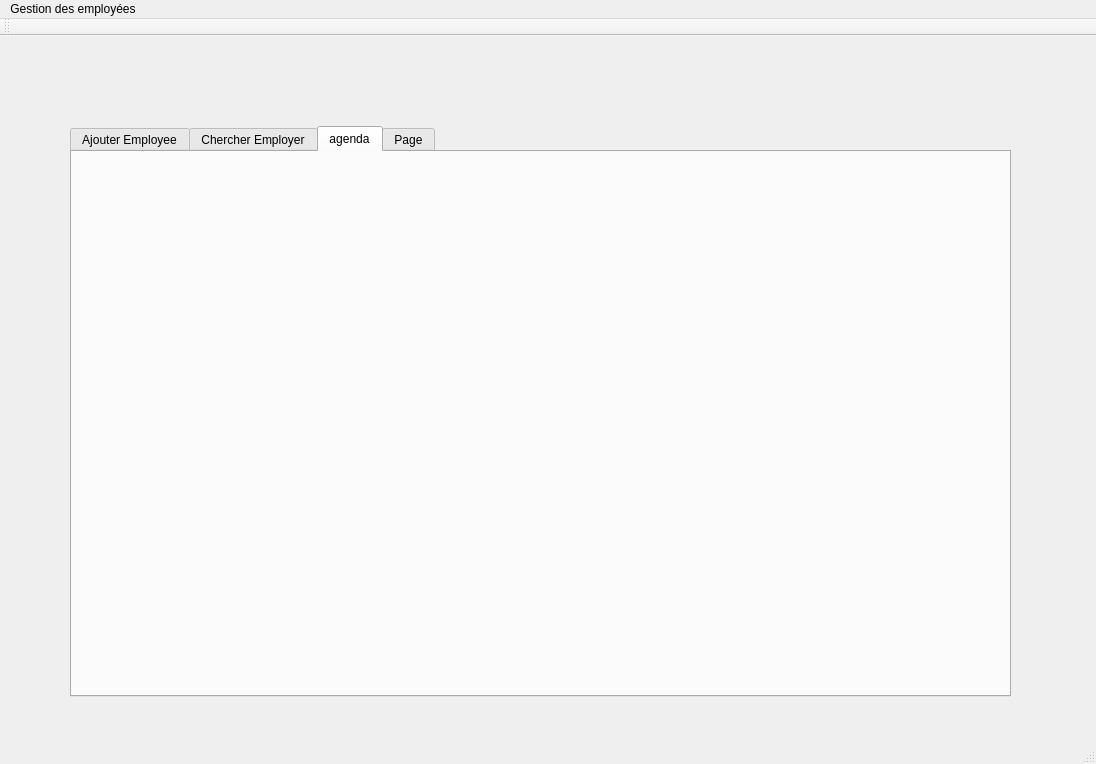
NadaLouhichi/Smart_Court_2A38, file Atelier_Connexion/mainwindow.ui: the form before one commit.
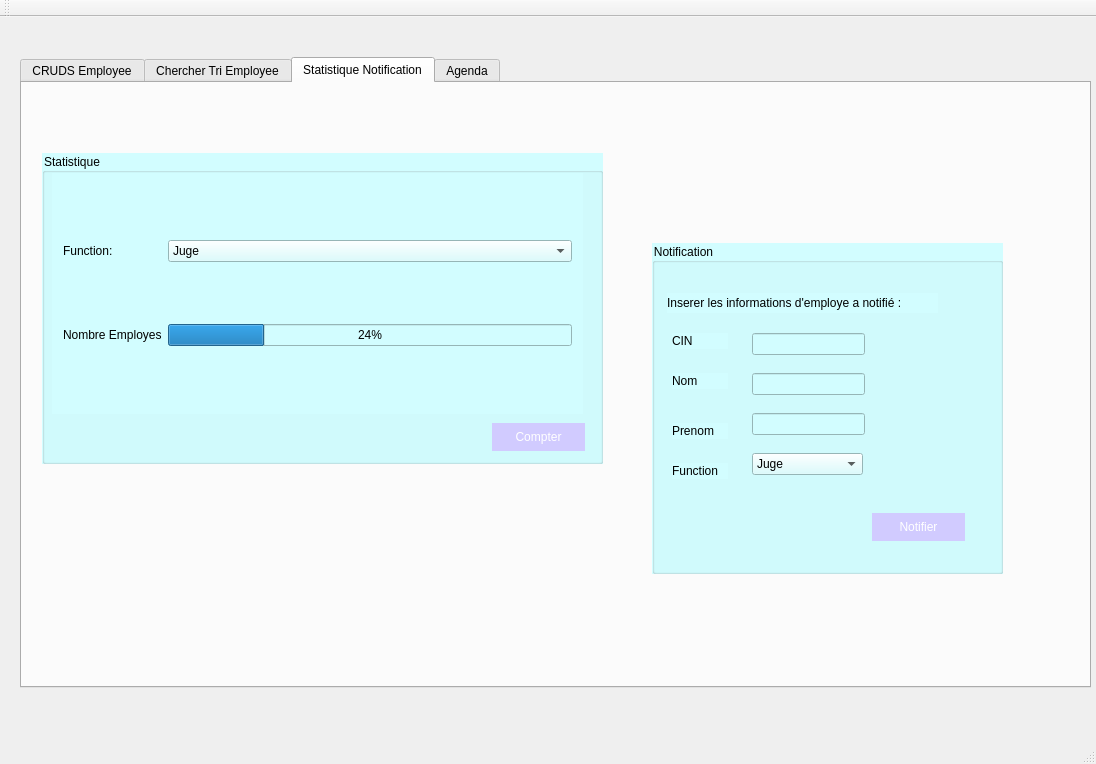
The form after the commit. The open tabs and pages were chosen to show the change.

Patch:
```diff
--- a/Atelier_Connexion/mainwindow.ui
+++ b/Atelier_Connexion/mainwindow.ui
@@ -17,10 +17,10 @@
    <widget class="QTabWidget" name="tab">
     <property name="geometry">
      <rect>
-      <x>70</x>
-      <y>90</y>
-      <width>941</width>
-      <height>571</height>
+      <x>20</x>
+      <y>40</y>
+      <width>1071</width>
+      <height>631</height>
      </rect>
     </property>
     <property name="currentIndex">
@@ -28,7 +28,7 @@
     </property>
     <widget class="QWidget" name="tab_cruds">
      <attribute name="title">
-      <string>Ajouter Employee</string>
+      <string>CRUDS Employee</string>
      </attribute>
      <widget class="QGroupBox" name="Ajoutmodification">
       <property name="geometry">
@@ -305,7 +305,7 @@
     </widget>
     <widget class="QWidget" name="tri">
      <attribute name="title">
-      <string>Chercher Employer</string>
+      <string>Chercher Tri Employee</string>
      </attribute>
      <widget class="QGroupBox" name="recherche_tri">
       <property name="geometry">
@@ -424,12 +424,308 @@
     </widget>
     <widget class="QWidget" name="tab_3">
      <attribute name="title">
-      <string>agenda</string>
+      <string>Statistique Notification</string>
      </attribute>
+     <widget class="QGroupBox" name="Statistique">
+      <property name="geometry">
+       <rect>
+        <x>20</x>
+        <y>70</y>
+        <width>561</width>
+        <height>311</height>
+       </rect>
+      </property>
+      <property name="styleSheet">
+       <string notr="true">background-color: rgb(210, 253, 255);</string>
+      </property>
+      <property name="title">
+       <string>Statistique</string>
+      </property>
+      <widget class="QWidget" name="layoutWidget_2">
+       <property name="geometry">
+        <rect>
+         <x>10</x>
+         <y>20</y>
+         <width>531</width>
+         <height>241</height>
+        </rect>
+       </property>
+       <layout class="QGridLayout" name="gridLayout_9">
+        <item row="0" column="0">
+         <widget class="QLabel" name="function">
+          <property name="text">
+           <string>Function:</string>
+          </property>
+         </widget>
+        </item>
+        <item row="0" column="1">
+         <widget class="QComboBox" name="comboBoxStat">
+          <item>
+           <property name="text">
+            <string>Juge</string>
+           </property>
+          </item>
+          <item>
+           <property name="text">
+            <string>Avocat</string>
+           </property>
+          </item>
+          <item>
+           <property name="text">
+            <string>Conseiller</string>
+           </property>
+          </item>
+          <item>
+           <property name="text">
+            <string>Responsable ressource humaines</string>
+           </property>
+          </item>
+          <item>
+           <property name="text">
+            <string>Responsable des affaires juridiques</string>
+           </property>
+          </item>
+          <item>
+           <property name="text">
+            <string>Responsable des salles</string>
+           </property>
+          </item>
+          <item>
+           <property name="text">
+            <string>Responsable d'archives </string>
+           </property>
+          </item>
+          <item>
+           <property name="text">
+            <string>Responsable des citoyens</string>
+           </property>
+          </item>
+         </widget>
+        </item>
+        <item row="1" column="0">
+         <widget class="QLabel" name="nombreEmploye">
+          <property name="text">
+           <string>Nombre Employes</string>
+          </property>
+         </widget>
+        </item>
+        <item row="1" column="1">
+         <widget class="QProgressBar" name="progressBar">
+          <property name="styleSheet">
+           <string notr="true">background-color: rgb(210, 253, 255);</string>
+          </property>
+          <property name="value">
+           <number>24</number>
+          </property>
+         </widget>
+        </item>
+       </layout>
+      </widget>
+      <widget class="QPushButton" name="pb_statistique2">
+       <property name="geometry">
+        <rect>
+         <x>450</x>
+         <y>270</y>
+         <width>93</width>
+         <height>28</height>
+        </rect>
+       </property>
+       <property name="styleSheet">
+        <string notr="true">background-color: rgb(209, 203, 255);
+font: 8pt &quot;Microsoft JhengHei UI&quot;;
+color: rgb(255, 255, 255);
+border-radius:15px;</string>
+       </property>
+       <property name="text">
+        <string>Compter</string>
+       </property>
+      </widget>
+     </widget>
+     <widget class="QGroupBox" name="Notification">
+      <property name="geometry">
+       <rect>
+        <x>630</x>
+        <y>160</y>
+        <width>351</width>
+        <height>331</height>
+       </rect>
+      </property>
+      <property name="styleSheet">
+       <string notr="true">background-color: rgb(210, 253, 255);
+</string>
+      </property>
+      <property name="title">
+       <string>Notification</string>
+      </property>
+      <widget class="QLineEdit" name="lineEdit_Nom_Notif">
+       <property name="geometry">
+        <rect>
+         <x>100</x>
+         <y>130</y>
+         <width>113</width>
+         <height>22</height>
+        </rect>
+       </property>
+      </widget>
+      <widget class="QLineEdit" name="lineEdit_Prenom_Notif">
+       <property name="geometry">
+        <rect>
+         <x>100</x>
+         <y>170</y>
+         <width>113</width>
+         <height>22</height>
+        </rect>
+       </property>
+      </widget>
+      <widget class="QLabel" name="label_9">
+       <property name="geometry">
+        <rect>
+         <x>20</x>
+         <y>90</y>
+         <width>56</width>
+         <height>16</height>
+        </rect>
+       </property>
+       <property name="text">
+        <string>CIN</string>
+       </property>
+      </widget>
+      <widget class="QLabel" name="label_10">
+       <property name="geometry">
+        <rect>
+         <x>20</x>
+         <y>130</y>
+         <width>56</width>
+         <height>16</height>
+        </rect>
+       </property>
+       <property name="text">
+        <string>Nom</string>
+       </property>
+      </widget>
+      <widget class="QLabel" name="label_11">
+       <property name="geometry">
+        <rect>
+         <x>20</x>
+         <y>180</y>
+         <width>56</width>
+         <height>16</height>
+        </rect>
+       </property>
+       <property name="text">
+        <string>Prenom</string>
+       </property>
+      </widget>
+      <widget class="QPushButton" name="pb_notifier_2">
+       <property name="geometry">
+        <rect>
+         <x>220</x>
+         <y>270</y>
+         <width>93</width>
+         <height>28</height>
+        </rect>
+       </property>
+       <property name="styleSheet">
+        <string notr="true">background-color: rgb(209, 203, 255);
+font: 8pt &quot;Microsoft JhengHei UI&quot;;
+color: rgb(255, 255, 255);
+border-radius:15px;</string>
+       </property>
+       <property name="text">
+        <string>Notifier</string>
+       </property>
+      </widget>
+      <widget class="QLabel" name="label_12">
+       <property name="geometry">
+        <rect>
+         <x>20</x>
+         <y>220</y>
+         <width>56</width>
+         <height>16</height>
+        </rect>
+       </property>
+       <property name="text">
+        <string>Function</string>
+       </property>
+      </widget>
+      <widget class="QLineEdit" name="lineEdit_CIN_Notif">
+       <property name="geometry">
+        <rect>
+         <x>100</x>
+         <y>90</y>
+         <width>113</width>
+         <height>22</height>
+        </rect>
+       </property>
+      </widget>
+      <widget class="QComboBox" name="comboBox_Function_Notif">
+       <property name="geometry">
+        <rect>
+         <x>100</x>
+         <y>210</y>
+         <width>111</width>
+         <height>22</height>
+        </rect>
+       </property>
+       <item>
+        <property name="text">
+         <string>Juge</string>
+        </property>
+       </item>
+       <item>
+        <property name="text">
+         <string>Avocat</string>
+        </property>
+       </item>
+       <item>
+        <property name="text">
+         <string>Conseiller</string>
+        </property>
+       </item>
+       <item>
+        <property name="text">
+         <string>Responsable ressource humaines</string>
+        </property>
+       </item>
+       <item>
+        <property name="text">
+         <string>Responsable des affaires juridiques</string>
+        </property>
+       </item>
+       <item>
+        <property name="text">
+         <string>Responsable d'archives</string>
+        </property>
+       </item>
+       <item>
+        <property name="text">
+         <string>Responsable des citoyens</string>
+        </property>
+       </item>
+       <item>
+        <property name="text">
+         <string>Responsable des salles</string>
+        </property>
+       </item>
+      </widget>
+      <widget class="QLabel" name="label_13">
+       <property name="geometry">
+        <rect>
+         <x>15</x>
+         <y>50</y>
+         <width>271</width>
+         <height>20</height>
+        </rect>
+       </property>
+       <property name="text">
+        <string>Inserer les informations d'employe a notifié :</string>
+       </property>
+      </widget>
+     </widget>
     </widget>
     <widget class="QWidget" name="tab_4">
      <attribute name="title">
-      <string>Page</string>
+      <string>Agenda</string>
      </attribute>
     </widget>
    </widget>
@@ -443,12 +739,6 @@
      <height>26</height>
     </rect>
    </property>
-   <widget class="QMenu" name="menuGestion_des_employ_es">
-    <property name="title">
-     <string>Gestion des employées</string>
-    </property>
-   </widget>
-   <addaction name="menuGestion_des_employ_es"/>
   </widget>
   <widget class="QToolBar" name="mainToolBar">
    <attribute name="toolBarArea">
```
Left out of the diff: 312 changed lines with no effect on the pictures.
